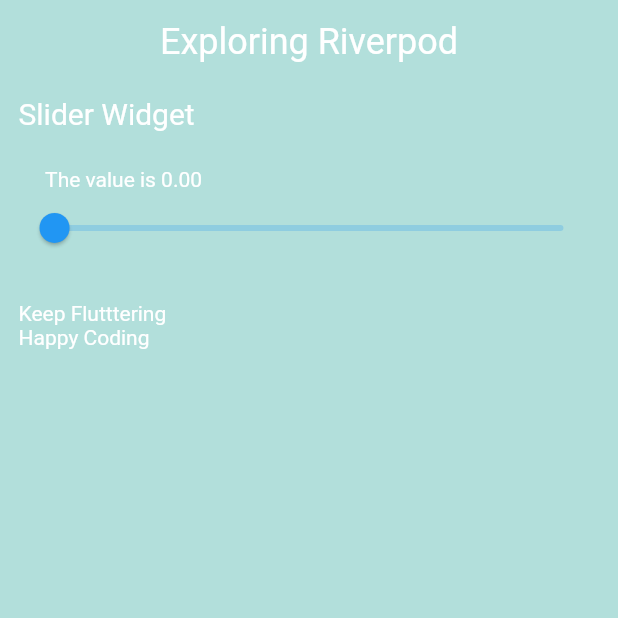
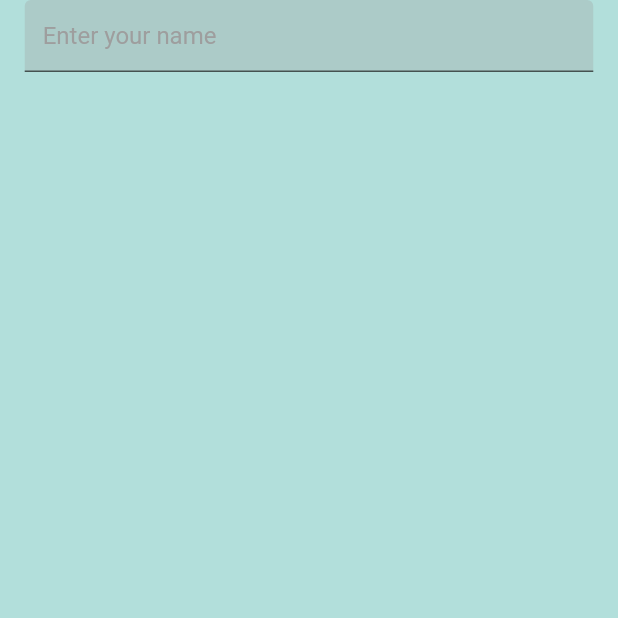
Before and after one commit to jack06215/FlutterExploringRiverpod, a Flutter app: the screen it shows after launch, on a phone screen of 412 x 824 dp, the top half of it. Run offline on Flutter 3.47's test engine with Material 2 defaults, Android fonts, the phone set to English and light mode, and no system bars; our stand-ins replace get, hooks_riverpod.

Commit message:
init commit

```diff
--- a/lib/main.dart
+++ b/lib/main.dart
@@ -1,11 +1,9 @@
 // Flutter imports:
 import 'package:flutter/material.dart';
+import 'package:flutter_riverpod_practices/pages/showname.dart';
 
 // Package imports:
 import 'package:hooks_riverpod/hooks_riverpod.dart';
-
-// Project imports:
-import 'package:flutter_riverpod_practices/pages/slider_page.dart';
 
 void main() {
   runApp(const ProviderScope(child: MyApp()));
@@ -22,7 +20,7 @@ class MyApp extends StatelessWidget {
         canvasColor: Colors.teal.withOpacity(0.3),
       ),
       debugShowCheckedModeBanner: false,
-      home: const SliderHomePage(),
+      home: ShowNamePage(),
     );
   }
 }
--- /dev/null
+++ b/lib/pages/showname.dart
@@ -0,0 +1,48 @@
+import 'package:flutter/material.dart';
+import 'package:hooks_riverpod/hooks_riverpod.dart';
+import 'package:flutter_riverpod_practices/showname_riverpod.dart';
+import 'package:get/get.dart';
+
+final textFieldProvider = StateNotifierProvider<TextFormStateNotifier, String>(
+    (ref) => TextFormStateNotifier());
+
+class ShowNamePage extends HookConsumerWidget {
+  final _name = TextEditingController();
+
+  ShowNamePage({Key? key}) : super(key: key);
+
+  @override
+  Widget build(BuildContext context, WidgetRef ref) {
+    final size = Get.size;
+    final textFieldInput = ref.watch(textFieldProvider);
+    final widgetName = ref.watch(widgetNameProvider);
+    final footerMessage = ref.watch(footerMessageProvider);
+    final appName = ref.watch(appNameProvider);
+
+    return Scaffold(
+      body: SafeArea(
+        child: Padding(
+          padding: EdgeInsets.symmetric(horizontal: size.width * 0.04),
+          child: Column(
+            children: [
+              TextField(
+                controller: _name,
+                style: const TextStyle(
+                  color: Colors.white,
+                ),
+                onSubmitted: (String newValue) {
+                  ref.watch(textFieldProvider.notifier).onChangeValue(newValue);
+                },
+                decoration: InputDecoration(
+                    hintText: "Enter your name",
+                    hintStyle: const TextStyle(color: Colors.grey),
+                    fillColor: Colors.grey.withOpacity(0.3),
+                    filled: true),
+              )
+            ],
+          ),
+        ),
+      ),
+    );
+  }
+}
--- a/lib/pages/slider_page.dart
+++ /dev/null
@@ -1,85 +0,0 @@
-// Flutter imports:
-import 'package:flutter/material.dart';
-
-// Package imports:
-import 'package:hooks_riverpod/hooks_riverpod.dart';
-
-// Project imports:
-import 'package:flutter_riverpod_practices/slider_riverpod.dart';
-
-final sliderProvider =
-    StateNotifierProvider<SliderWidget, double>((ref) => SliderWidget());
-
-class SliderHomePage extends HookConsumerWidget {
-  const SliderHomePage({Key? key}) : super(key: key);
-
-  @override
-  Widget build(BuildContext context, WidgetRef ref) {
-    final mq = MediaQuery.of(context).size;
-    final sliderState = ref.watch(sliderProvider);
-    final whatWidgetState = ref.watch(whatWidgetProvider);
-    final footerMsgState = ref.watch(footerMessageProvider);
-    final appNameState = ref.watch(appNameProvider);
-
-    return SafeArea(
-        child: Scaffold(
-      appBar: AppBar(
-        backgroundColor: Colors.transparent,
-        elevation: 0,
-        centerTitle: true,
-        title: Text(
-          appNameState,
-          style: Theme.of(context)
-              .textTheme
-              .headline5!
-              .copyWith(color: Colors.white),
-        ),
-      ),
-      body: SingleChildScrollView(
-        child: Padding(
-          padding: EdgeInsets.symmetric(
-            vertical: mq.height * 0.01,
-            horizontal: mq.width * 0.03,
-          ),
-          child: Column(
-            crossAxisAlignment: CrossAxisAlignment.start,
-            children: [
-              Text(
-                whatWidgetState,
-                style: TextStyle(
-                  color: Colors.white,
-                  fontSize: Theme.of(context).textTheme.headline6!.fontSize,
-                ),
-              ),
-              Padding(
-                  padding: EdgeInsets.only(
-                      left: mq.width * 0.043, top: mq.height * 0.03),
-                  child: Text("The value is ${sliderState.toStringAsFixed(2)}",
-                      style: TextStyle(
-                          color: Colors.white,
-                          fontSize: Theme.of(context)
-                              .textTheme
-                              .bodyText1!
-                              .fontSize))),
-              Slider(
-                  min: 0,
-                  max: 10,
-                  value: sliderState,
-                  onChanged: (newValue) =>
-                      ref.watch(sliderProvider.notifier).onChanged(newValue)),
-              SizedBox(
-                height: mq.height * 0.03,
-              ),
-              Text(
-                footerMsgState,
-                style: TextStyle(
-                    color: Colors.white,
-                    fontSize: Theme.of(context).textTheme.bodyText1!.fontSize),
-              )
-            ],
-          ),
-        ),
-      ),
-    ));
-  }
-}
--- /dev/null
+++ b/lib/showname_riverpod.dart
@@ -0,0 +1,14 @@
+import 'package:hooks_riverpod/hooks_riverpod.dart';
+
+final appNameProvider = Provider<String>((ref) => "Exploring Riverpod");
+final widgetNameProvider = Provider<String>((ref) => "TextField Widget");
+final footerMessageProvider =
+    Provider<String>((ref) => "Keep learning Flutter\nHappy Coding!");
+
+class TextFormStateNotifier extends StateNotifier<String> {
+  TextFormStateNotifier() : super("Jack Cho");
+
+  void onChangeValue(String newValue) {
+    state = newValue;
+  }
+}
--- a/lib/slider_riverpod.dart
+++ /dev/null
@@ -1,15 +0,0 @@
-// Package imports:
-import 'package:hooks_riverpod/hooks_riverpod.dart';
-
-final appNameProvider = Provider<String>((ref) => "Exploring Riverpod");
-final whatWidgetProvider = Provider<String>((ref) => "Slider Widget");
-final footerMessageProvider =
-    Provider<String>((ref) => "Keep Flutttering\nHappy Coding");
-
-class SliderWidget extends StateNotifier<double> {
-  SliderWidget() : super(0.0);
-
-  void onChanged(double newValue) {
-    state = newValue;
-  }
-}
--- a/pubspec.yaml
+++ b/pubspec.yaml
@@ -13,14 +13,15 @@ dependencies:
   freezed_annotation: ^0.14.0
   hooks_riverpod: ^1.0.3
   uuid: ^3.0.4
+  get: ^4.6.1
 
 dev_dependencies:
-  build_runner:
+  build_runner: # [latest]
   flutter_lints: ^1.0.0
   flutter_test:
     sdk: flutter
   freezed: ^0.14.0
-  import_sorter:
+  import_sorter: # [latest]
 
 flutter:
   uses-material-design: true
```
Also changed, not shown: pubspec.lock.
